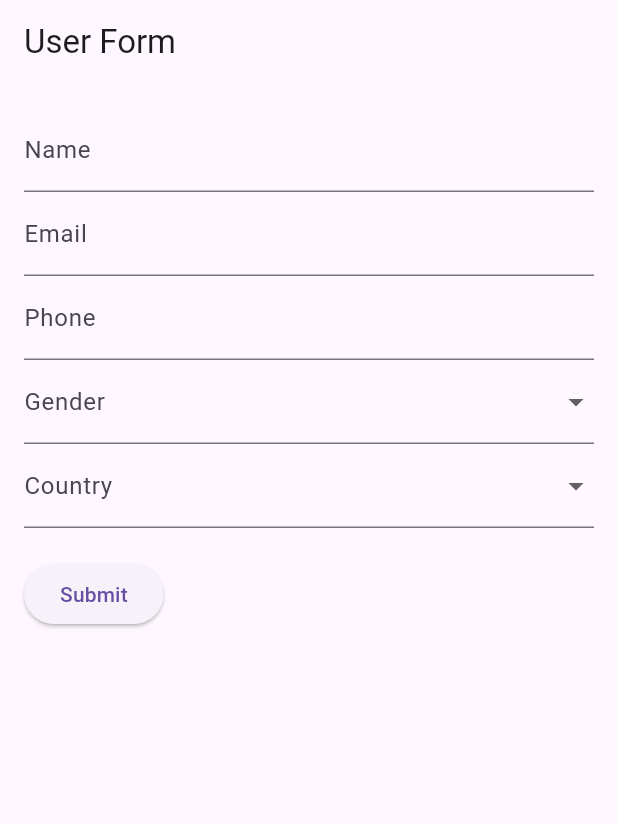
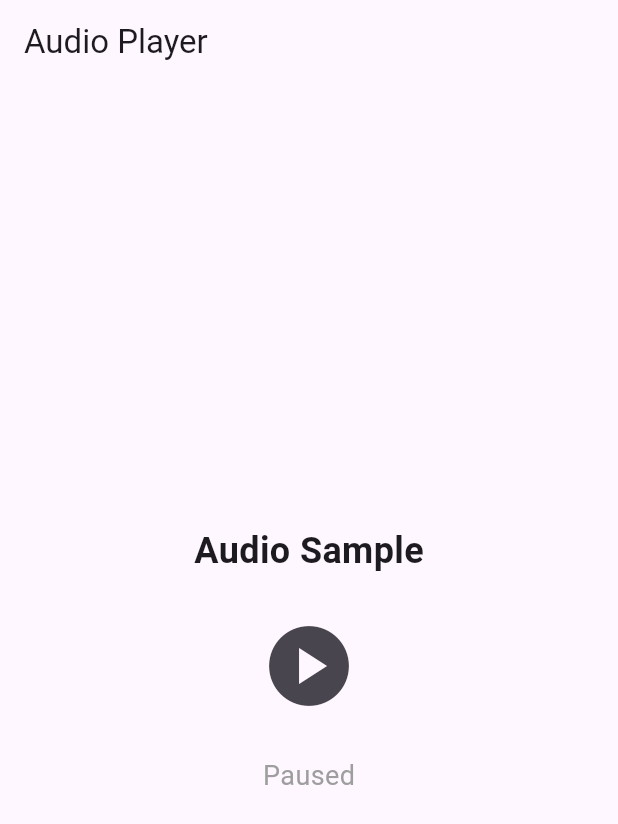
Before and after one commit to FahadS5534/question-3, a Flutter app: the screen it shows after launch, on a phone screen of 412 x 824 dp. Shown: the top 824 px of the screen. Run offline on Flutter 3.47's test engine with Material 3 defaults, Android fonts, the phone set to English and light mode, and no system bars; our stand-ins replace just_audio.

Commit message:
assignment compleleted

```diff
--- /dev/null
+++ b/lib/AudioScreen.dart
@@ -0,0 +1,74 @@
+import 'package:flutter/material.dart';
+import 'package:just_audio/just_audio.dart';
+
+class AudioPlayerScreen extends StatefulWidget {
+  @override
+  _AudioPlayerScreenState createState() => _AudioPlayerScreenState();
+}
+
+class _AudioPlayerScreenState extends State<AudioPlayerScreen> {
+  final AudioPlayer _audioPlayer = AudioPlayer();
+  bool _isPlaying = false;
+
+  @override
+  void initState() {
+    super.initState();
+    _loadAudio();
+  }
+
+  Future<void> _loadAudio() async {
+    try {
+      await _audioPlayer.setAsset('lib/assets/audio_sample.mp3');
+    } catch (e) {
+      print("Error loading audio: $e");
+    }
+  }
+
+  @override
+  void dispose() {
+    _audioPlayer.dispose();
+    super.dispose();
+  }
+
+  void _togglePlayPause() {
+    setState(() {
+      if (_isPlaying) {
+        _audioPlayer.pause();
+      } else {
+        _audioPlayer.play();
+      }
+      _isPlaying = !_isPlaying;
+    });
+  }
+
+  @override
+  Widget build(BuildContext context) {
+    return Scaffold(
+      appBar: AppBar(
+        title: const Text('Audio Player'),
+      ),
+      body: Center(
+        child: Column(
+          mainAxisAlignment: MainAxisAlignment.center,
+          children: [
+            const Text(
+              'Audio Sample',
+              style: TextStyle(fontSize: 24, fontWeight: FontWeight.bold),
+            ),
+            const SizedBox(height: 20),
+            IconButton(
+              iconSize: 64,
+              icon: Icon(_isPlaying ? Icons.pause_circle : Icons.play_circle),
+              onPressed: _togglePlayPause,
+            ),
+            const SizedBox(height: 20),
+            Text(
+              _isPlaying ? 'Playing...' : 'Paused',
+              style: const TextStyle(fontSize: 18, color: Colors.grey),
+            ),
+          ],
+        ),
+      ),
+    );
+  }
+}
--- a/lib/FormScreen.dart
+++ /dev/null
@@ -1,218 +0,0 @@
-import 'package:flutter/material.dart';
-
-class FormScreen extends StatefulWidget {
-  @override
-  _FormScreenState createState() => _FormScreenState();
-}
-
-class _FormScreenState extends State<FormScreen> {
-  final _formKey = GlobalKey<FormState>();
-
-  // Controllers for form fields
-  final TextEditingController _nameController = TextEditingController();
-  final TextEditingController _emailController = TextEditingController();
-  final TextEditingController _phoneController = TextEditingController();
-
-  String? _gender;
-  String? _selectedCountry;
-  String? _selectedState;
-  String? _selectedCity;
-
-  final List<String> _genders = ['Male', 'Female', 'Other'];
-  final List<String> _countries = ['USA', 'India', 'Canada'];
-  final Map<String, List<String>> _states = {
-    'USA': ['California', 'Texas', 'Florida'],
-    'India': ['Maharashtra', 'Delhi', 'Karnataka'],
-    'Canada': ['Ontario', 'Quebec', 'Alberta'],
-  };
-  final Map<String, List<String>> _cities = {
-    'California': ['Los Angeles', 'San Francisco', 'San Diego'],
-    'Maharashtra': ['Mumbai', 'Pune', 'Nagpur'],
-    'Ontario': ['Toronto', 'Ottawa', 'Hamilton'],
-  };
-
-  @override
-  Widget build(BuildContext context) {
-    return Scaffold(
-      appBar: AppBar(
-        title: const Text('User Form'),
-      ),
-      body: Padding(
-        padding: const EdgeInsets.all(16.0),
-        child: Form(
-          key: _formKey,
-          child: SingleChildScrollView(
-            child: Column(
-              crossAxisAlignment: CrossAxisAlignment.start,
-              children: [
-                // Name Field
-                TextFormField(
-                  controller: _nameController,
-                  decoration: const InputDecoration(labelText: 'Name'),
-                  validator: (value) {
-                    if (value == null || value.isEmpty) {
-                      return 'Please enter your name';
-                    }
-                    return null;
-                  },
-                ),
-
-                // Email Field
-                TextFormField(
-                  controller: _emailController,
-                  decoration: const InputDecoration(labelText: 'Email'),
-                  validator: (value) {
-                    if (value == null || value.isEmpty) {
-                      return 'Please enter your email';
-                    }
-                    final emailRegex = RegExp(r'^[^@]+@[^@]+\.[^@]+');
-                    if (!emailRegex.hasMatch(value)) {
-                      return 'Please enter a valid email';
-                    }
-                    return null;
-                  },
-                ),
-
-                // Phone Field
-                TextFormField(
-                  controller: _phoneController,
-                  decoration: const InputDecoration(labelText: 'Phone'),
-                  keyboardType: TextInputType.phone,
-                  validator: (value) {
-                    if (value == null || value.isEmpty) {
-                      return 'Please enter your phone number';
-                    }
-                    if (!RegExp(r'^[0-9]{10}$').hasMatch(value)) {
-                      return 'Please enter a valid 10-digit phone number';
-                    }
-                    return null;
-                  },
-                ),
-
-                // Gender Dropdown
-                DropdownButtonFormField<String>(
-                  value: _gender,
-                  decoration: const InputDecoration(labelText: 'Gender'),
-                  items: _genders.map((gender) {
-                    return DropdownMenuItem(
-                      value: gender,
-                      child: Text(gender),
-                    );
-                  }).toList(),
-                  onChanged: (value) {
-                    setState(() {
-                      _gender = value;
-                    });
-                  },
-                  validator: (value) {
-                    if (value == null) {
-                      return 'Please select a gender';
-                    }
-                    return null;
-                  },
-                ),
-
-                // Country Dropdown
-                DropdownButtonFormField<String>(
-                  value: _selectedCountry,
-                  decoration: const InputDecoration(labelText: 'Country'),
-                  items: _countries.map((country) {
-                    return DropdownMenuItem(
-                      value: country,
-                      child: Text(country),
-                    );
-                  }).toList(),
-                  onChanged: (value) {
-                    setState(() {
-                      _selectedCountry = value;
-                      _selectedState = null;
-                      _selectedCity = null;
-                    });
-                  },
-                  validator: (value) {
-                    if (value == null) {
-                      return 'Please select a country';
-                    }
-                    return null;
-                  },
-                ),
-
-                // State Dropdown
-                if (_selectedCountry != null)
-                  DropdownButtonFormField<String>(
-                    value: _selectedState,
-                    decoration: const InputDecoration(labelText: 'State'),
-                    items: _states[_selectedCountry]!.map((state) {
-                      return DropdownMenuItem(
-                        value: state,
-                        child: Text(state),
-                      );
-                    }).toList(),
-                    onChanged: (value) {
-                      setState(() {
-                        _selectedState = value;
-                        _selectedCity = null;
-                      });
-                    },
-                    validator: (value) {
-                      if (value == null) {
-                        return 'Please select a state';
-                      }
-                      return null;
-                    },
-                  ),
-
-                // City Dropdown
-                if (_selectedState != null)
-                  DropdownButtonFormField<String>(
-                    value: _selectedCity,
-                    decoration: const InputDecoration(labelText: 'City'),
-                    items: _cities[_selectedState]!.map((city) {
-                      return DropdownMenuItem(
-                        value: city,
-                        child: Text(city),
-                      );
-                    }).toList(),
-                    onChanged: (value) {
-                      setState(() {
-                        _selectedCity = value;
-                      });
-                    },
-                    validator: (value) {
-                      if (value == null) {
-                        return 'Please select a city';
-                      }
-                      return null;
-                    },
-                  ),
-
-                const SizedBox(height: 20),
-
-                // Submit Button
-                ElevatedButton(
-                  onPressed: () {
-                    if (_formKey.currentState!.validate()) {
-                      ScaffoldMessenger.of(context).showSnackBar(
-                        const SnackBar(
-                          content: Text('Form submitted successfully!'),
-                        ),
-                      );
-                      print("Name: ${_nameController.text}");
-                      print("Email: ${_emailController.text}");
-                      print("Phone: ${_phoneController.text}");
-                      print("Gender: $_gender");
-                      print("Country: $_selectedCountry");
-                      print("State: $_selectedState");
-                      print("City: $_selectedCity");
-                    }
-                  },
-                  child: const Text('Submit'),
-                ),
-              ],
-            ),
-          ),
-        ),
-      ),
-    );
-  }
-}
--- a/lib/main.dart
+++ b/lib/main.dart
@@ -1,5 +1,5 @@
 import 'package:flutter/material.dart';
-import 'package:myapp/FormScreen.dart';
+import 'package:myapp/AudioScreen.dart';
 
 void main() {
   runApp(const MyApp());
@@ -12,7 +12,7 @@ class MyApp extends StatelessWidget {
   @override
   Widget build(BuildContext context) {
     return MaterialApp(
-      home: FormScreen(),
+      home: AudioPlayerScreen(),
     );
   }
 }
```
Also changed, not shown: pubspec.yaml (+4 -3 lines), pubspec.lock, 1 other file.
